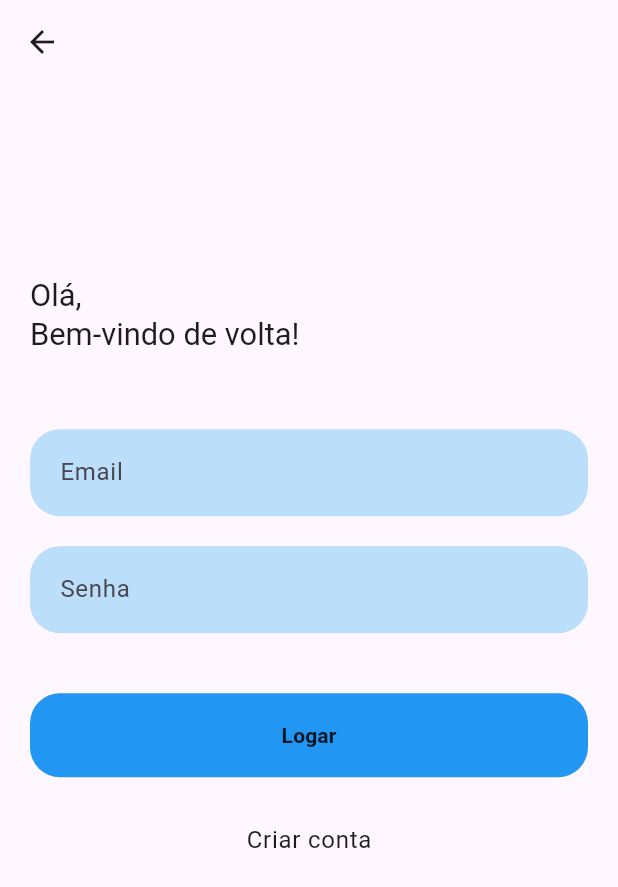
After one commit to siyFred/projeto_escola_flutter, a Flutter app: the LoginPage screen opened directly, on a phone screen of 412 x 824 dp. The commit adds this screen. Shown: the top 887 px of the screen. Run offline on Flutter 3.47's test engine with Material 3 defaults, Android fonts, the phone set to English and light mode, and no system bars.

Commit message:
add: LoginPage

```diff
--- a/lib/main.dart
+++ b/lib/main.dart
@@ -1,11 +1,12 @@
 import 'package:flutter/material.dart';
+import 'screens/login/login_page.dart';
 
 void main() {
-  runApp(const Cadastro());
+  runApp(const Main());
 }
 
-class Cadastro extends StatelessWidget {
-  const Cadastro({super.key});
+class Main extends StatelessWidget {
+  const Main({super.key});
 
   @override
   Widget build(BuildContext context) {
--- /dev/null
+++ b/lib/screens/login/login_page.dart
@@ -0,0 +1,81 @@
+import 'package:flutter/material.dart';
+
+class LoginPage extends StatefulWidget {
+  const LoginPage({super.key});
+
+  @override
+  _LoginPageState createState() => _LoginPageState();
+}
+
+class _LoginPageState extends State<LoginPage> {
+  @override
+  Widget build(BuildContext context) {
+    final Size size = MediaQuery.of(context).size;
+    return Scaffold(
+      appBar: AppBar(),
+      body: Container(
+        width: size.width,
+        height: size.height,
+        padding: EdgeInsets.only(left: 20, right: 20, bottom: size.height * 0.2, top: size.height * 0.05),
+        child: Column(
+          mainAxisAlignment: MainAxisAlignment.center,
+          crossAxisAlignment: CrossAxisAlignment.start,
+          children: [
+            Text("Olá, \nBem-vindo de volta!", style: Theme.of(context).textTheme.titleLarge?.copyWith(fontSize: size.width * 0.1 * 0.5,)),
+            Column(
+              crossAxisAlignment: CrossAxisAlignment.end,
+              children: [
+                SizedBox(height: 50),
+                Container(
+                  padding: EdgeInsets.symmetric(horizontal: 20, vertical: 5),
+                  decoration: BoxDecoration(
+                    color: Theme.of(context).primaryColorLight,
+                    borderRadius: BorderRadius.all(Radius.circular(20))
+                  ),
+                  child: TextField(
+                    decoration: InputDecoration(
+                      border: InputBorder.none,
+                      hintText: "Email"
+                    ),
+                  ),
+                ),
+                SizedBox(height: 20),
+                Container(
+                  padding: EdgeInsets.symmetric(horizontal: 20, vertical: 5),
+                  decoration: BoxDecoration(
+                    color: Theme.of(context).primaryColorLight,
+                    borderRadius: BorderRadius.all(Radius.circular(20))
+                  ),
+                  child: TextField(
+                    obscureText: true,
+                    decoration: InputDecoration(
+                      border: InputBorder.none,
+                      hintText: "Senha"
+                    ),
+                  ),
+                ),
+                SizedBox(height: 40),
+              ],
+            ),
+            Column(
+              children: [
+                MaterialButton(
+                  onPressed: () => {},
+                  elevation: 0,
+                  padding: EdgeInsets.all(18),
+                  shape: RoundedRectangleBorder(
+                    borderRadius: BorderRadius.circular(20)
+                  ),
+                  color: Colors.blue,
+                  child: Center(child: Text("Logar", style: TextStyle(fontWeight: FontWeight.bold),)),
+                ),
+                SizedBox(height: 30),
+                Text("Criar conta", style: Theme.of(context).textTheme.bodyLarge)
+              ],
+            )
+          ],
+        ),
+      ),
+    );
+  }
+}
```
Also changed, not shown: lib/screens/Login.dart (deleted).
